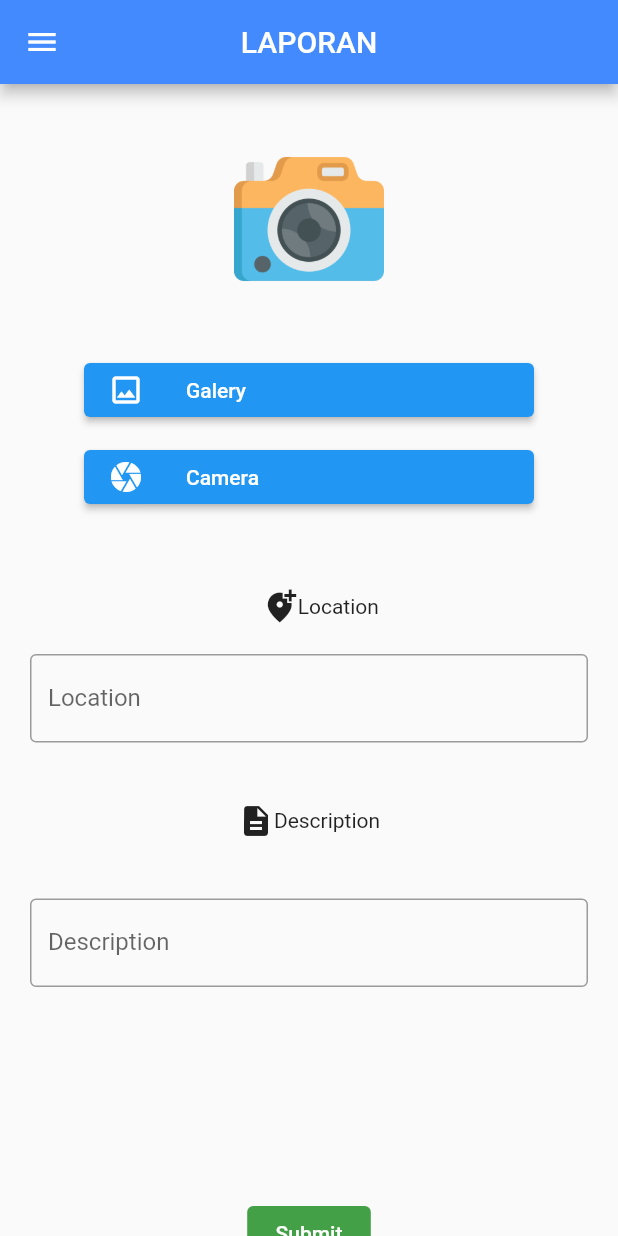
After one commit to AyuApriliana/SM-2, a Flutter app: the Camera screen opened directly, after a tap on "Galery", on a phone screen of 412 x 824 dp. The commit adds this screen. Run offline on Flutter 3.47's test engine with Material 2 defaults, Android fonts, the phone set to English and light mode, and no system bars; our stand-ins replace cool_alert, google_fonts, image_picker.

Commit message:
profile, image

```diff
--- /dev/null
+++ b/lib/camera.dart
@@ -0,0 +1,287 @@
+import 'dart:io';
+import 'package:cool_alert/cool_alert.dart';
+import 'package:flutter/material.dart';
+import 'package:flutter/services.dart';
+import 'package:flutter/src/widgets/framework.dart';
+import 'package:flutter/src/widgets/placeholder.dart';
+import 'package:image_picker/image_picker.dart';
+import 'package:laporan/image_form.dart';
+import 'package:laporan/navbar.dart';
+import 'package:path_provider/path_provider.dart';
+import 'package:path/path.dart';
+
+class Camera extends StatefulWidget {
+  const Camera({super.key});
+
+  @override
+  State<Camera> createState() => _CameraState();
+}
+
+class _CameraState extends State<Camera> {
+  int _index = 0;
+  TextEditingController input1 = TextEditingController();
+  TextEditingController input2 = TextEditingController();
+  List<GlobalKey<FormState>> formKeys = [
+    GlobalKey<FormState>(),
+    GlobalKey<FormState>(),
+  ];
+
+  final textController = TextEditingController();
+  File? _image;
+
+
+
+Future getImage(ImageSource source) async {
+  try {
+    final image = await ImagePicker().pickImage(source: source);
+    if( image == null ) return;
+
+    final imagePermanent = await saveFilePermanently(image.path);
+
+    final imageTemporary = File(image.path);
+
+    setState(() {
+      this._image = imagePermanent;
+       });
+  }on PlatformException catch (e){
+    print('Failed to pick image : $e');
+  }
+  }
+
+  Future<File> saveFilePermanently(String imagePath) async {
+    final directory = await getApplicationDocumentsDirectory();
+    final name = basename(imagePath);
+    final image = File('${directory.path}/$name');
+
+
+    return File(imagePath).copy(image.path);
+  }
+  @override
+  Widget build(BuildContext context) {
+    return Scaffold(
+        drawer: Navbar(),
+            appBar: AppBar(
+        backgroundColor: Colors.blueAccent ,
+        // leading: const Icon(Icons.menu),
+        title: const Text('LAPORAN'),
+        centerTitle: true,
+      ),
+      body: Center(
+        child: Column(
+        children: [
+          SizedBox(height: 40),
+          _image !=null ? Image.file(_image!,
+          width: 50,
+          height: 50,
+          fit: BoxFit.cover,)
+          : Image.asset('assets/images/camera.png', width: 100),
+          SizedBox(height: 40),
+          CustomButton(
+            title:'Galery',
+            icon: Icons.image_outlined,
+            onClick : () => getImage(ImageSource.gallery)),
+          SizedBox(height: 10),
+          CustomButton(
+            title:'Camera',
+            icon: Icons.camera,
+            onClick : () => getImage(ImageSource.camera)),
+
+            Column(
+          children: <Widget>[
+            Container(
+              padding: EdgeInsets.only(top: 50, left: 15),
+              child:
+                 Row(
+                  mainAxisSize: MainAxisSize.min,
+                  children: [
+                    Icon( Icons.add_location_alt,),
+                    Text('Location'),
+                  ]
+                ),
+            ),
+            Container(
+              margin: EdgeInsets.all(20),
+              child: Form(
+                key: formKeys[0],
+                child: Column(
+                  children : [TextFormField(
+                     controller: input1,
+                      validator: (value) {
+                        if (value == null || value.isEmpty){
+                          return "Text harus di isi";
+                        }return null;
+                      },
+                      decoration: InputDecoration(
+                        border: OutlineInputBorder(),
+                        label: Text('Location')
+                      ),
+                  ),
+          ]),
+                ),
+                      ),
+        ]),
+        SizedBox(height: 20),
+                  Row(
+                     mainAxisSize: MainAxisSize.min,
+                  children: [
+                    Icon( Icons.description),
+                    Text('Description'),
+                  ]
+                  ),
+                  SizedBox(height: 20),
+                  Container(
+                    margin: EdgeInsets.all(20),
+                child: Column(
+                  key: formKeys[1],
+                  children : [TextFormField(
+                     controller: input2,
+                      validator: (value) {
+                        if (value == null || value.isEmpty){
+                          return "Text harus di isi";
+                        }return null;
+                      },
+                      decoration: InputDecoration(
+                        border: OutlineInputBorder(),
+                        label: Text('Description')
+                      ),
+                  ),
+
+                  ]
+                ),
+                      ),
+
+            Container(
+
+            ),
+            SizedBox(height: 100),
+            Container(
+              margin: EdgeInsets.all(20),
+              width: MediaQuery.of(context).size.width * 0.2,
+              child: TextButton(
+                onPressed: () {
+                  if(!formKeys[_index].currentState!.validate()){
+                    CoolAlert.show(
+                    context: context,
+                    type: CoolAlertType.error,
+                    text: " Validasi Eror",
+                  );
+                            }else {
+                              print('validation eror');
+                            }
+
+                },
+
+                style: TextButton.styleFrom(
+                  backgroundColor: Colors.green.shade600),
+                child: const Text(
+                  'Submit',
+                  style: TextStyle(color: Colors.white),
+                ),
+              ),
+            ),
+
+          ],
+        ),
+            )
+
+      );
+  }
+}
+Widget CustomButton(
+  {required String title,
+  required IconData icon,
+  required VoidCallback onClick,
+}) {
+  return Container(
+    width: 300 ,
+    child: ElevatedButton(
+      onPressed: onClick,
+      child: Row(
+        children: [
+      Icon(icon),
+      SizedBox(width: 28),
+      Text(title),
+    ]),),
+  );
+}
+
+Widget build(BuildContext context) {
+    return Scaffold(
+      body: SingleChildScrollView(
+        child: Column(
+          children: <Widget>[
+            Container(
+              padding: EdgeInsets.only(top: 50, left: 15),
+              child:
+                 Row(
+                  mainAxisSize: MainAxisSize.min,
+                  children: [
+                    Icon( Icons.add_location_alt,),
+                    Text('Location'),
+                  ]
+                ),
+            ),
+            Container(
+              child: TextField(
+                decoration: InputDecoration(
+                  hintText: "Location",
+                  labelText: "Location",
+                  border: OutlineInputBorder(
+                    borderRadius: BorderRadius.circular(20.0),
+                  ),
+                ),
+              ),
+            ),
+            Container(
+              padding: EdgeInsets.only(top: 50, left: 15),
+              child:
+                 Row(
+                  mainAxisSize: MainAxisSize.min,
+                  children: [
+                    Text('Description'),
+                  ]
+              ),
+            ),
+            Container(
+              height: 100,
+              child: TextField(
+                decoration: InputDecoration(
+                  hintText: "Description",
+                  labelText: "Description",
+                  border: OutlineInputBorder(
+                    borderRadius: BorderRadius.circular(20.0),
+                  ),
+                ),
+              ),
+            ),
+
+            Container(
+              width: MediaQuery.of(context).size.width * 0.2,
+              child: TextButton(
+                onPressed: () {
+                  CoolAlert.show(
+                    context: context,
+                    type: CoolAlertType.success,
+                    text: "Laporan berhasil dikirim",
+                  );
+                },
+                style: TextButton.styleFrom(
+                  backgroundColor: Colors.green.shade600),
+                child: const Text(
+                  'Send',
+                  style: TextStyle(color: Colors.white),
+                ),
+              ),
+            ),
+
+          ],
+        ),
+      ),
+      backgroundColor: Colors.white,
+      bottomNavigationBar: BottomNavigationBar(items: [
+        BottomNavigationBarItem(icon: Icon(Icons.home), label: "Home"),
+        BottomNavigationBarItem(icon: Icon(Icons.add_a_photo_rounded), label: "Add"),
+        BottomNavigationBarItem(icon: Icon(Icons.person), label: "Profil")
+      ]),
+    );
+  }
--- a/lib/home_page.dart
+++ b/lib/home_page.dart
@@ -62,7 +62,7 @@ class _HomePageState extends State<HomePage> {
                      Padding(
                         padding: const EdgeInsets.all(15),
                         child: Text(
-                          "Beranda",
+                          "Hasil Laporan",
                           style: GoogleFonts.montserrat(
                               fontSize: 18, fontWeight: FontWeight.bold),
                         ),
--- a/lib/navbar.dart
+++ b/lib/navbar.dart
@@ -1,5 +1,6 @@
 import 'package:flutter/material.dart';
 import 'package:laporan/beranda.dart';
+import 'package:laporan/camera.dart';
 import 'package:laporan/dasboard.dart';
 import 'package:laporan/home_page.dart';
 import 'package:laporan/laporan_page.dart';
@@ -21,24 +22,24 @@ class Navbar extends StatelessWidget {
             ),
             ),
             ListTile(
-              leading: Icon(Icons.report),
-              title: Text('Dashboard'),
+              leading: Icon(Icons.home),
+              title: Text('Home'),
               onTap: () {
                       Navigator.push(context, MaterialPageRoute(builder: (context) => Beranda()));
                     },
             ),
             ListTile(
-              leading: Icon(Icons.report),
-              title: Text('Beranda'),
+              leading: Icon(Icons.dashboard),
+              title: Text('Hasil Laporan'),
               onTap: () {
                       Navigator.push(context, MaterialPageRoute(builder: (context) => HomePage()));
                     },
             ),
             ListTile(
-              leading: Icon(Icons.report),
+              leading: Icon(Icons.upload),
               title: Text('Laporan'),
               onTap: () {
-                      Navigator.push(context, MaterialPageRoute(builder: (context) => LaporanPage()));
+                      Navigator.push(context, MaterialPageRoute(builder: (context) => Camera()));
                     },
             ),
         ],
--- a/pubspec.yaml
+++ b/pubspec.yaml
@@ -30,8 +30,9 @@ environment:
 dependencies:
   flutter:
     sdk: flutter
-  image_picker: ^0.8.7+1
+  image_picker: ^0.8.7+4
   cool_alert: ^2.0.1
+  path_provider: ^2.0.15
 
   # The following adds the Cupertino Icons font to your application.
   # Use with the CupertinoIcons class for iOS style icons.
@@ -70,6 +71,7 @@ flutter:
     - assets/images/lubang4.jpeg
     - assets/images/lubang5.jpg
     - assets/images/lubang6.jpeg
+    - assets/images/camera.png
 
   # An image asset can refer to one or more resolution-specific "variants", see
   # https://flutter.dev/assets-and-images/#resolution-aware
```
Also changed, not shown: beranda.dart (deleted, +0 -78 lines), dasboard.dart (deleted, +0 -121 lines), lib/beranda.dart (+17 -18 lines), lib/dasboard.dart (+5 -5 lines), lib/laporan_page.dart (+7 -5 lines), lib/profile.dart (added, +144 -0 lines), assets/images/camera.png (added), pubspec.lock.
